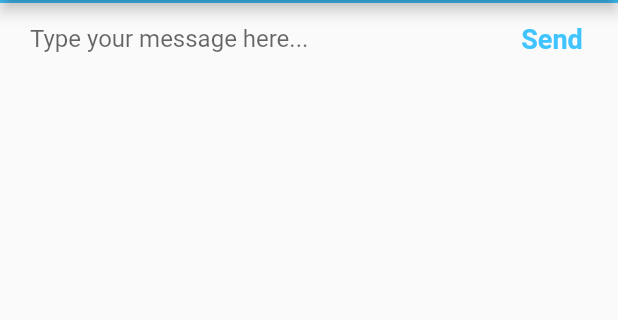
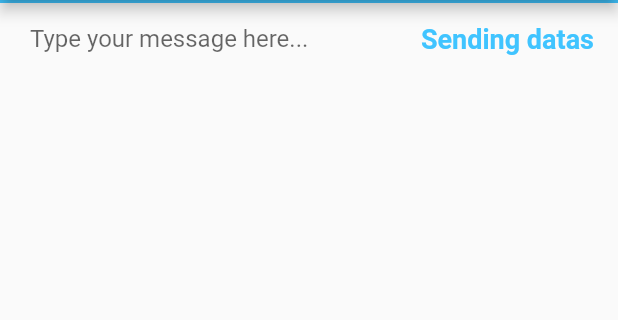
Before and after one commit to aditya-m123/chatapp, a Flutter app: the ChatScreen screen opened by its route, on a phone screen of 412 x 824 dp, the part 84-404 px from its top. Run offline on Flutter 3.47's test engine with Material 2 defaults, Android fonts, the phone set to English and light mode, and no system bars; our stand-ins replace animated_text_kit.

Commit message:
first commit

```diff
--- a/lib/screens/chat_screen.dart
+++ b/lib/screens/chat_screen.dart
@@ -46,7 +46,7 @@ class _ChatScreenState extends State<ChatScreen> {
                       //Implement send functionality.
                     },
                     child: Text(
-                      'Send',
+                      'Sending datas',
                       style: kSendButtonTextStyle,
                     ),
                   ),
```
